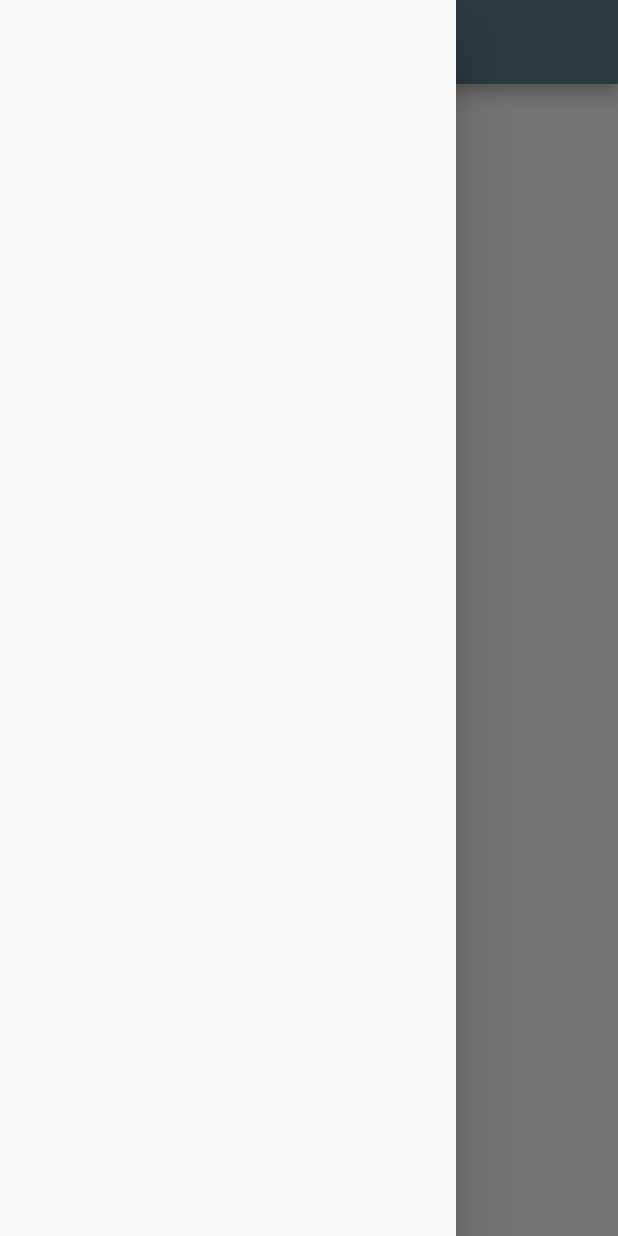
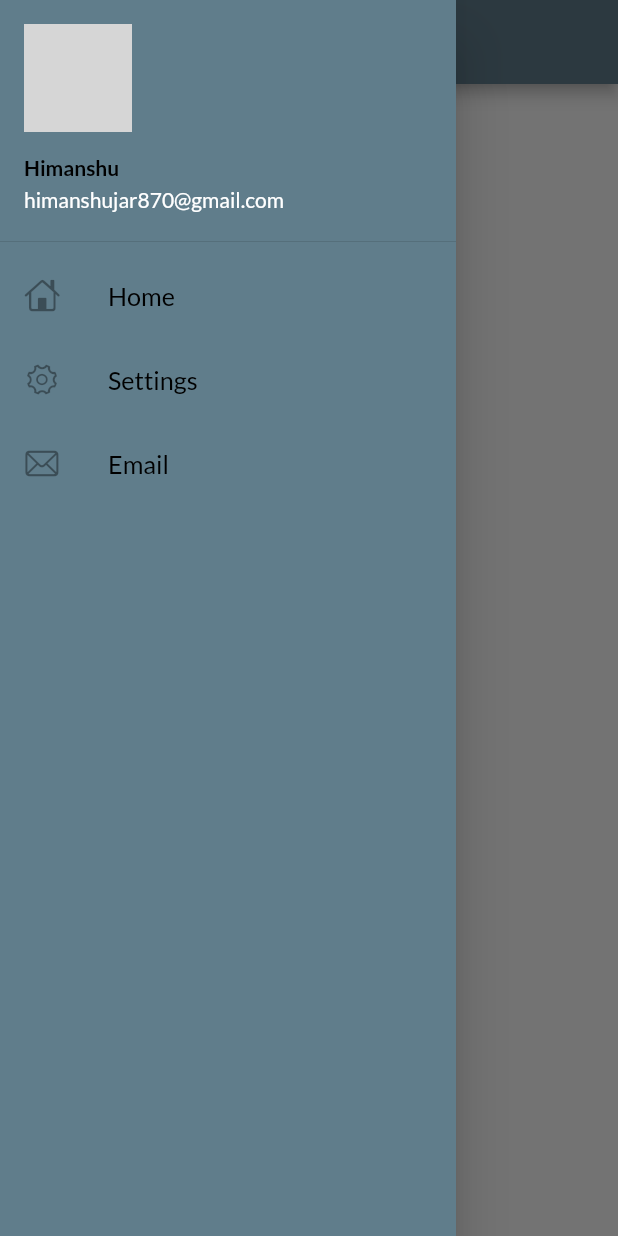
Before and after one commit to himanshujar/firstflutterproject, a Flutter app: the HomePage screen opened by its route, with the side drawer open, on a phone screen of 412 x 824 dp. Run offline on Flutter 3.47's test engine with Material 2 defaults, Android fonts, the phone set to English and light mode, and no system bars; our stand-ins replace google_fonts; network calls fail; grey boxes are pictures that could not be loaded.

Commit message:
day8Completed

```diff
--- a/lib/main.dart
+++ b/lib/main.dart
@@ -14,7 +14,8 @@ class MyApp extends StatelessWidget {
   Widget build(BuildContext context) {
     return MaterialApp(
       // home: HomePage(),
-      //debugShowCheckedModeBanner: false,
+
+      debugShowCheckedModeBanner: false,
       themeMode: ThemeMode.light,
       theme: ThemeData(
         primarySwatch: Colors.blueGrey,
@@ -25,7 +26,7 @@ class MyApp extends StatelessWidget {
       darkTheme: ThemeData(
         brightness: Brightness.dark,
       ),
-      initialRoute: "/",
+      initialRoute: "MyRoutes.homeRoute",
       routes: {
         "/": (context) => LoginPage(),
         MyRoutes.homeRoute: (context) => HomePage(),
--- a/lib/pages/home_page.dart
+++ b/lib/pages/home_page.dart
@@ -1,4 +1,5 @@
 import 'package:flutter/material.dart';
+import 'package:flutter_application_1/widgets/drawer.dart';
 
 class HomePage extends StatelessWidget {
   final int day = 20;
@@ -15,7 +16,7 @@ class HomePage extends StatelessWidget {
           child: Text("Hello Himanshi $day by $name"),
         ),
       ),
-      drawer: Drawer(),
+      drawer: MyDrawer(),
     );
   }
 }
--- /dev/null
+++ b/lib/widgets/drawer.dart
@@ -0,0 +1,72 @@
+import 'package:flutter/cupertino.dart';
+import 'package:flutter/material.dart';
+
+class MyDrawer extends StatelessWidget {
+  @override
+  Widget build(BuildContext context) {
+    final imgurl =
+        "https://cdn.pixabay.com/photo/2016/08/20/05/38/avatar-1606916_960_720.png";
+    return Drawer(
+      child: Container(
+        color: Colors.blueGrey,
+        child: ListView(
+          padding: EdgeInsets.zero,
+          children: [
+            DrawerHeader(
+              padding: EdgeInsets.zero,
+              child: UserAccountsDrawerHeader(
+                margin: EdgeInsets.zero,
+                accountName: Text("Himanshu",
+                    style: TextStyle(
+                        color: Colors.black, fontWeight: FontWeight.bold)),
+                accountEmail: Text("himanshujar870@gmail.com"),
+                currentAccountPicture: CircleAvatar(
+                  backgroundImage: NetworkImage(imgurl),
+                ),
+              ),
+            ),
+            ListTile(
+              leading: Icon(
+                CupertinoIcons.home,
+                color: Colors.black38,
+              ),
+              title: Text(
+                "Home",
+                textScaleFactor: 1.2,
+                style: TextStyle(
+                  color: Colors.black,
+                  ),
+              ),
+            ),
+             ListTile(
+              leading: Icon(
+                CupertinoIcons.gear,
+                color: Colors.black38,
+              ),
+              title: Text(
+                "Settings",
+                textScaleFactor: 1.2,
+                style: TextStyle(
+                  color: Colors.black,
+                  ),
+              ),
+            ),
+             ListTile(
+              leading: Icon(
+                CupertinoIcons.mail,
+                color: Colors.black38,
+              ),
+              title: Text(
+                "Email",
+                textScaleFactor: 1.2,
+                style: TextStyle(
+                  color: Colors.black,
+                  ),
+              ),
+            )
+          ],
+        ),
+      ),
+    );
+  }
+}
```
